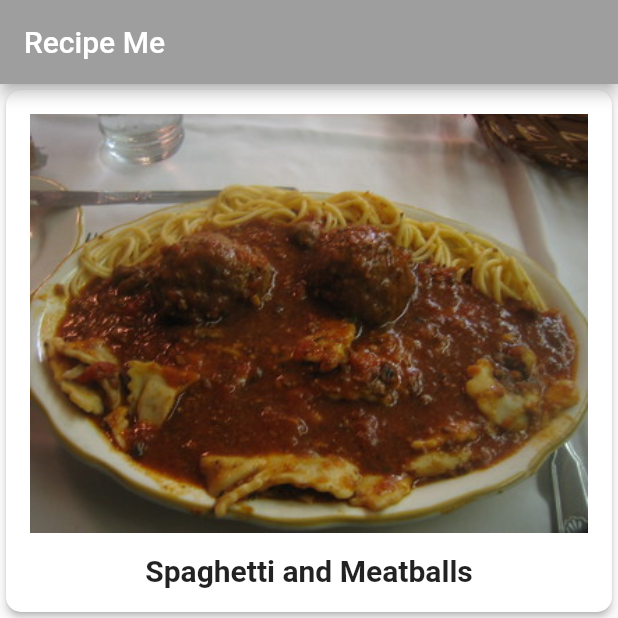
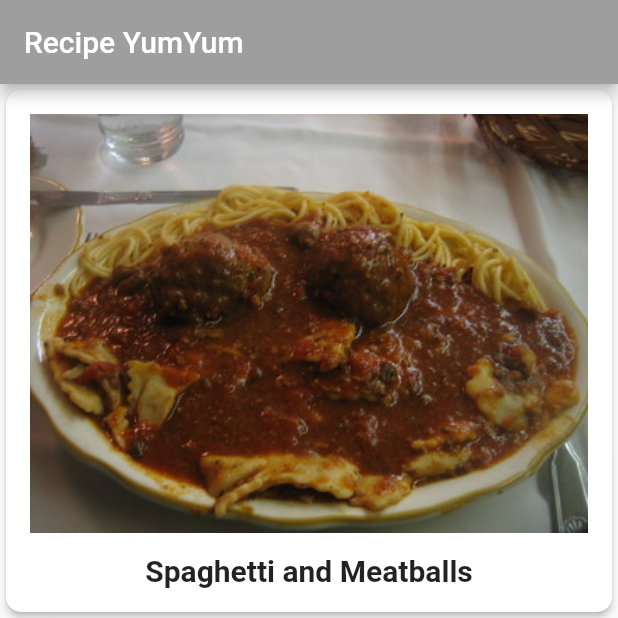
Before and after one commit to cyndinz/recipes1.0, a Flutter app: the screen it shows after launch, on a phone screen of 412 x 824 dp, the top half of it. Run offline on Flutter 3.47's test engine with Material 2 defaults, Android fonts, the phone set to English and light mode, and no system bars; Roboto replaces fonts that are missing (Palatino).

Commit message:
learningDart.dart

```diff
--- a/lib/main.dart
+++ b/lib/main.dart
@@ -1,8 +1,6 @@
 import 'package:flutter/material.dart';
 import 'recipe.dart';
 import 'recipe_detail.dart';
-
-
 
 void main() {
   runApp(const RecipeApp());
@@ -19,7 +17,7 @@ class RecipeApp extends StatelessWidget {
     // 3
     return MaterialApp(
       // 4
-      title: 'Recipe Me',
+      title: 'Recipe YumYum',
       // 5
       theme: theme.copyWith(
         colorScheme: theme.colorScheme.copyWith(
@@ -28,7 +26,7 @@ class RecipeApp extends StatelessWidget {
         ),
       ),
       // 6
-      home: const MyHomePage(title: 'Recipe Me'),
+      home: const MyHomePage(title: 'Recipe YumYum'),
     );
   }
 }
@@ -88,21 +86,19 @@ class _MyHomePageState extends State<MyHomePage> {
               child: buildRecipeCard(Recipe.samples[index]),
             );
 
-
             return Text(Recipe.samples[index].label);
           },
         ),
-
       ),
     );
   }
+
   Widget buildRecipeCard(Recipe recipe) {
     return Card(
       // 1
       elevation: 2.0,
       // 2
-      shape: RoundedRectangleBorder(
-          borderRadius: BorderRadius.circular(10.0)),
+      shape: RoundedRectangleBorder(borderRadius: BorderRadius.circular(10.0)),
       // 3
       child: Padding(
         padding: const EdgeInsets.all(16.0),
```
